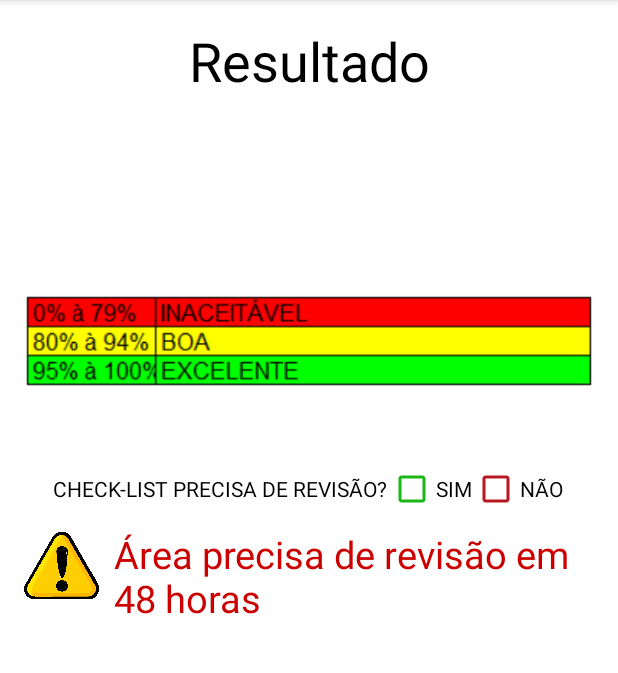
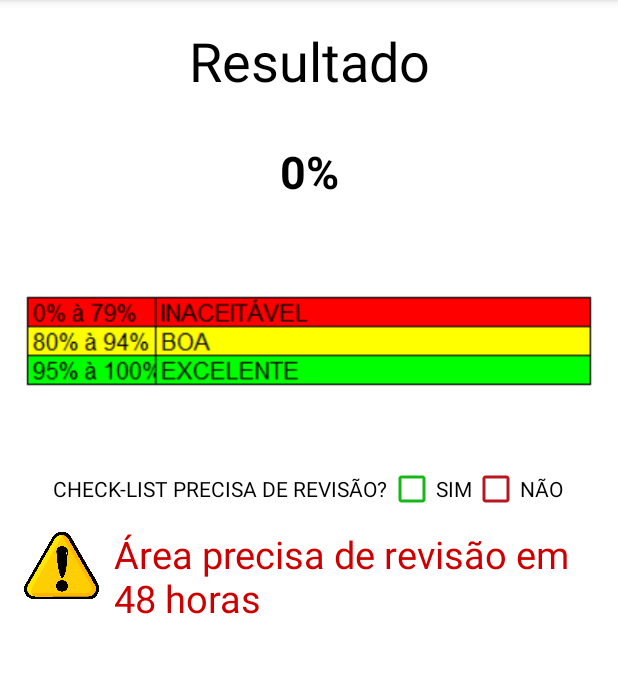
Before and after one commit to paulocleo/Inspecoes, an Android app: the ResultadoActivity screen opened directly, with no data from a screen before it, on a phone screen of 412 x 824 dp, the part 84-757 px from its top. Run offline under Robolectric (Android 15) with nearby library versions, the phone set to English and light mode, and no system bars; 1 statement that could not run was skipped.

Commit message:
Ajuste cor pagina Resultado.

```diff
--- a/app/src/main/java/com/unilever/inspecoes/unileverinspecoes/ResultadoActivity.java
+++ b/app/src/main/java/com/unilever/inspecoes/unileverinspecoes/ResultadoActivity.java
@@ -56,7 +56,7 @@ public class ResultadoActivity extends AppCompatActivity {
                 txtAlerta.setVisibility(View.INVISIBLE);
                 imgAlerta.setVisibility(View.INVISIBLE);
             } else if (valorResult >= 80 && valorResult <= 94) {
-                txtResultado.setBackgroundColor(Color.parseColor("#ffff00"));
+                txtResultado.setBackgroundColor(Color.parseColor("#c7cc00"));
                 checkSim.setChecked(false);
                 checkNao.setChecked(true);
                 txtAlerta.setVisibility(View.INVISIBLE);
--- a/app/src/main/res/layout/activity_resultado.xml
+++ b/app/src/main/res/layout/activity_resultado.xml
@@ -42,7 +42,7 @@
                 android:width="90dp"
                 android:textStyle="bold"
                 android:textSize="30sp"
-                android:textColor="@android:color/white"
+                android:textColor="@android:color/black"
                 android:gravity="center"/>
 
             <ImageView
```
